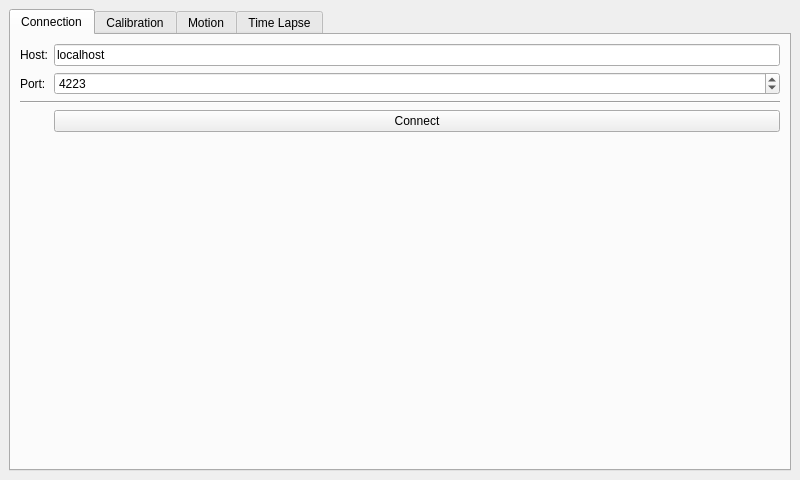
Tinkerforge/camera-slider, file demo/starter_kit_camera_slider_demo/ui/mainwindow.ui: the form before one commit.
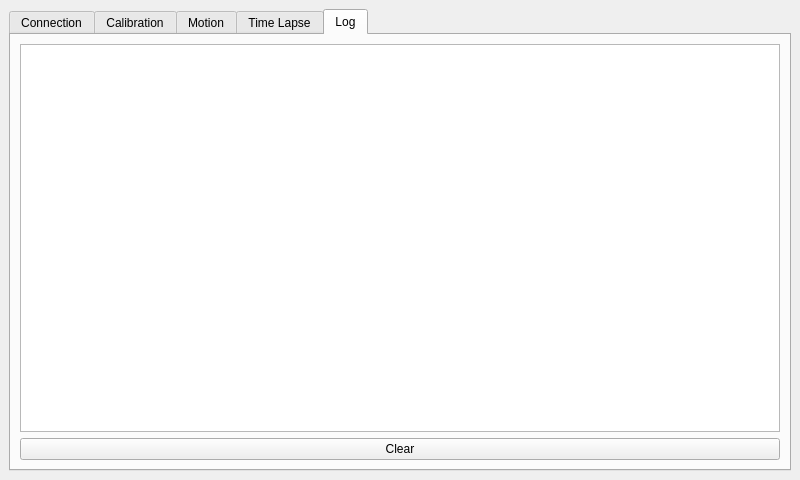
The form after the commit. The open tabs and pages were chosen to show the change.

Commit message:
demo: Start adding a log tab
Also use subprocess to execute the camera trigger to capture and log
its output.

The edit to the form file:
```diff
--- a/demo/starter_kit_camera_slider_demo/ui/mainwindow.ui
+++ b/demo/starter_kit_camera_slider_demo/ui/mainwindow.ui
@@ -894,6 +894,36 @@
         </item>
        </layout>
       </widget>
+      <widget class="QWidget" name="tab_log">
+       <attribute name="title">
+        <string>Log</string>
+       </attribute>
+       <layout class="QVBoxLayout" name="verticalLayout_6">
+        <item>
+         <widget class="QPlainTextEdit" name="edit_log">
+          <property name="undoRedoEnabled">
+           <bool>false</bool>
+          </property>
+          <property name="lineWrapMode">
+           <enum>QPlainTextEdit::NoWrap</enum>
+          </property>
+          <property name="readOnly">
+           <bool>true</bool>
+          </property>
+          <property name="textInteractionFlags">
+           <set>Qt::TextSelectableByKeyboard|Qt::TextSelectableByMouse</set>
+          </property>
+         </widget>
+        </item>
+        <item>
+         <widget class="QPushButton" name="button_log_clear">
+          <property name="text">
+           <string>Clear</string>
+          </property>
+         </widget>
+        </item>
+       </layout>
+      </widget>
      </widget>
     </item>
    </layout>
```
The commit also changes 1 other file.
